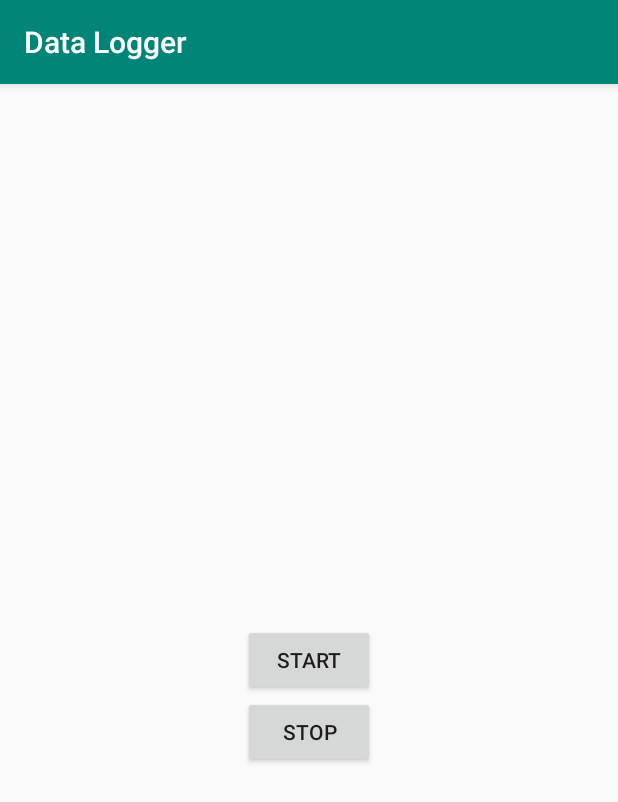
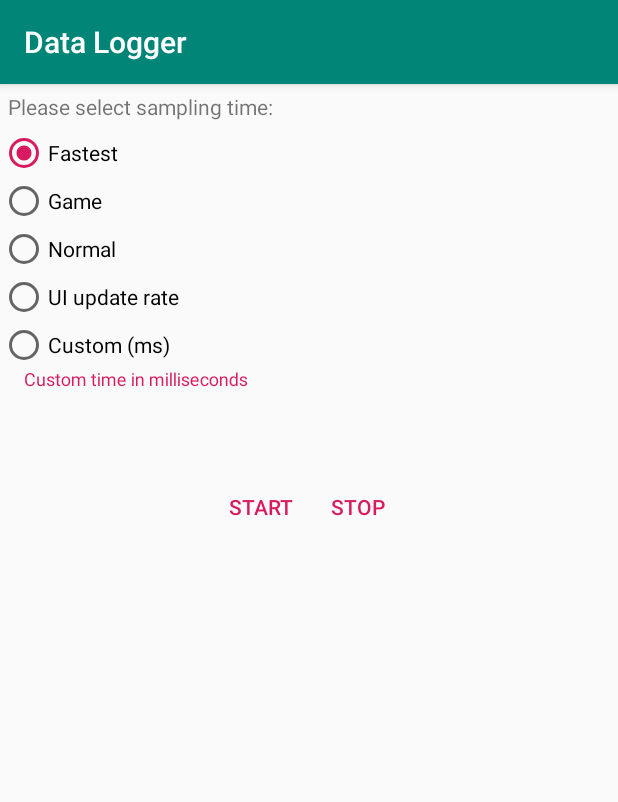
Before and after one commit to Thecave3/data_logger, an Android app: the screen it shows after launch (MainActivity), after a tap on "START", on a phone screen of 412 x 824 dp. Shown: the top 802 px of the screen. Run offline under Robolectric (Android 15) with nearby library versions, the phone set to English and light mode, and no system bars.

Commit message:
add radioGroup and possibility to select granularity

```diff
--- a/app/build.gradle
+++ b/app/build.gradle
@@ -25,6 +25,7 @@ android {
 
 dependencies {
     implementation fileTree(dir: 'libs', include: ['*.jar'])
+    implementation 'com.google.android.material:material:1.0.0'
     implementation 'androidx.appcompat:appcompat:1.1.0'
     implementation 'androidx.constraintlayout:constraintlayout:1.1.3'
     testImplementation 'junit:junit:4.12'
--- a/app/src/main/java/it/sapienza/datalogger/MainActivity.java
+++ b/app/src/main/java/it/sapienza/datalogger/MainActivity.java
@@ -1,6 +1,4 @@
 package it.sapienza.datalogger;
-
-import androidx.appcompat.app.AppCompatActivity;
 
 import android.content.Context;
 import android.hardware.Sensor;
@@ -8,17 +6,23 @@ import android.hardware.SensorEvent;
 import android.hardware.SensorEventListener;
 import android.hardware.SensorManager;
 import android.os.Bundle;
-import android.view.View;
+import android.util.Log;
 import android.widget.Button;
+import android.widget.RadioGroup;
+
+import androidx.appcompat.app.AppCompatActivity;
 
 import java.io.IOException;
-import java.util.Date;
 
 import it.sapienza.datalogger.sensor_logger.SensorLogger;
 
+import static it.sapienza.datalogger.utility.Utility.DEBUG;
+
 public class MainActivity extends AppCompatActivity implements SensorEventListener {
 
-    private static final int SAMPLING_RATE = 20000;
+    private static final String TAG = MainActivity.class.getSimpleName();
+
+    private int samplingRate = 20000;
     private boolean gyroReady = false;
     private boolean accelReady = false;
     private SensorLogger sensorLogger;
@@ -28,6 +32,8 @@ public class MainActivity extends AppCompatActivity implements SensorEventListen
     private float accelXaxis, accelYaxis, accelZaxis;
     private float gyroXaxis, gyroYaxis, gyroZaxis;
     private long startTime = 0L;
+
+    private RadioGroup timeRadioGroup;
 
     @Override
     protected void onCreate(Bundle savedInstanceState) {
@@ -43,11 +49,38 @@ public class MainActivity extends AppCompatActivity implements SensorEventListen
 
         final SensorEventListener listener = this;
 
+
+        timeRadioGroup = findViewById(R.id.timeRadioGroup);
+
+        timeRadioGroup.setOnCheckedChangeListener((group, checkedId) -> {
+            switch (checkedId) {
+                case R.id.fastest:
+                    samplingRate = SensorManager.SENSOR_DELAY_FASTEST;
+                    break;
+                case R.id.ui:
+                    samplingRate = SensorManager.SENSOR_DELAY_UI;
+                    break;
+                case R.id.game:
+                    samplingRate = SensorManager.SENSOR_DELAY_GAME;
+                    break;
+                case R.id.normal:
+                    samplingRate = SensorManager.SENSOR_DELAY_NORMAL;
+                    break;
+                case R.id.custom:
+                    // enable input
+                    break;
+                default:
+                    if (DEBUG)
+                        Log.e(TAG, "Error in selecting checking id");
+            }
+        });
+
+
         startBtn.setOnClickListener(v -> {
             try {
                 sensorLogger = new SensorLogger(getApplicationContext(), "");
-                mSensorManager.registerListener(listener, accelerometer, SAMPLING_RATE);
-                mSensorManager.registerListener(listener, gyroscope, SAMPLING_RATE);
+                mSensorManager.registerListener(listener, accelerometer, samplingRate);
+                mSensorManager.registerListener(listener, gyroscope, samplingRate);
 //                startBtn.setClickable(false);
 //                startBtn.setVisibility(View.INVISIBLE);
             } catch (IOException e) {
@@ -55,7 +88,9 @@ public class MainActivity extends AppCompatActivity implements SensorEventListen
             }
         });
 
-        stopBtn.setOnClickListener(v -> {
+        stopBtn.setOnClickListener(v ->
+
+        {
             try {
                 mSensorManager.unregisterListener(listener);
                 sensorLogger.closeLogger();
--- a/app/src/main/java/it/sapienza/datalogger/sensor_logger/SensorLogger.java
+++ b/app/src/main/java/it/sapienza/datalogger/sensor_logger/SensorLogger.java
@@ -10,6 +10,8 @@ import java.text.SimpleDateFormat;
 import java.util.Calendar;
 import java.util.Locale;
 
+import static it.sapienza.datalogger.utility.Utility.DEBUG;
+
 public class SensorLogger {
     private final static String TAG = SensorLogger.class.getSimpleName();
     private String path;
@@ -21,7 +23,8 @@ public class SensorLogger {
         file = new File(_context.getFilesDir(), now.concat(".txt"));
 
         boolean res = file.createNewFile();
-        Log.d(TAG, "file created? " + res);
+        if (DEBUG)
+            Log.d(TAG, "file created? " + res);
 
         fileWriter = new FileWriter(file);
 
--- /dev/null
+++ b/app/src/main/java/it/sapienza/datalogger/utility/Utility.java
@@ -0,0 +1,5 @@
+package it.sapienza.datalogger.utility;
+
+public class Utility {
+    public static final boolean DEBUG = true;
+}
--- a/app/src/main/res/layout/activity_main.xml
+++ b/app/src/main/res/layout/activity_main.xml
@@ -1,25 +1,91 @@
 <?xml version="1.0" encoding="utf-8"?>
-<RelativeLayout xmlns:android="http://schemas.android.com/apk/res/android"
+<LinearLayout xmlns:android="http://schemas.android.com/apk/res/android"
     xmlns:tools="http://schemas.android.com/tools"
     android:layout_width="match_parent"
     android:layout_height="match_parent"
+    android:orientation="vertical"
     tools:context=".MainActivity">
+
+    <TextView
+        android:id="@+id/desc_text"
+        android:layout_width="wrap_content"
+        android:layout_height="wrap_content"
+        android:padding="5dp"
+        android:text="@string/select_time"
+        android:textSize="14sp" />
+
+    <RadioGroup
+        android:id="@+id/timeRadioGroup"
+        android:layout_width="wrap_content"
+        android:layout_height="wrap_content"
+        android:checkedButton="@+id/fastest">
+
+        <RadioButton
+            android:id="@+id/fastest"
+            android:layout_width="wrap_content"
+            android:layout_height="wrap_content"
+            android:text="@string/fastest" />
+
+        <RadioButton
+            android:id="@+id/game"
+            android:layout_width="wrap_content"
+            android:layout_height="wrap_content"
+            android:text="@string/game" />
+
+        <RadioButton
+            android:id="@+id/normal"
+            android:layout_width="wrap_content"
+            android:layout_height="wrap_content"
+            android:text="@string/normal" />
+
+        <RadioButton
+            android:id="@+id/ui"
+            android:layout_width="wrap_content"
+            android:layout_height="wrap_content"
+            android:text="@string/ui_update_rate" />
+
+        <RadioButton
+            android:id="@+id/custom"
+            android:layout_width="wrap_content"
+            android:layout_height="wrap_content"
+            android:text="@string/custom" />
+
+    </RadioGroup>
+
+
+    <com.google.android.material.textfield.TextInputLayout
+        android:layout_width="match_parent"
+        android:layout_height="wrap_content"
+        android:hint="@string/desc_custom_time">
+
+        <com.google.android.material.textfield.TextInputEditText
+            android:layout_width="match_parent"
+            android:layout_height="wrap_content"
+            style="@style/Widget.MaterialComponents.TextInputLayout.OutlinedBox" />
+
+    </com.google.android.material.textfield.TextInputLayout>
+
+    <LinearLayout
+        android:layout_width="wrap_content"
+        android:layout_height="wrap_content"
+        android:layout_gravity="center">
 
         <Button
             android:id="@+id/buttonStart"
+            style="?android:attr/buttonBarButtonStyle"
             android:layout_width="wrap_content"
             android:layout_height="wrap_content"
             android:padding="5dp"
-        android:layout_centerInParent="true"
             android:text="@string/start" />
 
         <Button
             android:id="@+id/buttonStop"
+            style="?android:attr/buttonBarButtonStyle"
             android:layout_width="wrap_content"
             android:layout_height="wrap_content"
-        android:layout_below="@id/buttonStart"
-        android:layout_centerInParent="true"
             android:text="@string/stop" />
 
+    </LinearLayout>
 
-</RelativeLayout>
+
+</LinearLayout>
--- a/app/src/main/res/values/strings.xml
+++ b/app/src/main/res/values/strings.xml
@@ -2,4 +2,11 @@
     <string name="app_name">Data Logger</string>
     <string name="start">START</string>
     <string name="stop">STOP</string>
+    <string name="select_time">Please select sampling time:</string>
+    <string name="fastest">Fastest</string>
+    <string name="game">Game</string>
+    <string name="normal">Normal</string>
+    <string name="ui_update_rate">UI update rate</string>
+    <string name="custom">Custom (ms)</string>
+    <string name="desc_custom_time">Custom time in milliseconds</string>
 </resources>
--- a/build.gradle
+++ b/build.gradle
@@ -7,7 +7,7 @@ buildscript {
 
     }
     dependencies {
-        classpath 'com.android.tools.build:gradle:3.5.1'
+        classpath 'com.android.tools.build:gradle:3.5.2'
 
         // NOTE: Do not place your application dependencies here; they belong
         // in the individual module build.gradle files
```
Also changed, not shown: 1 other file. Lines whose indentation alone changed are shown as unchanged.
